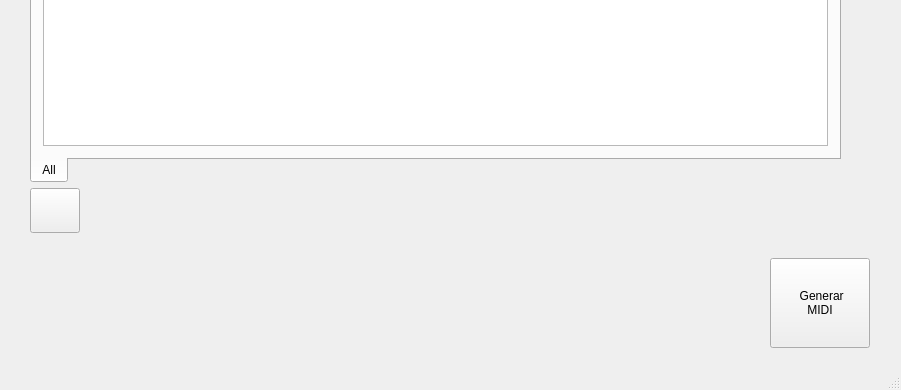
JuanjoMrt/Jmidi, file ui/qjmidi.ui: the form before one commit; both pictures show x 0 to 901 and y 348 to 738 of the 901 by 738 pixel window.
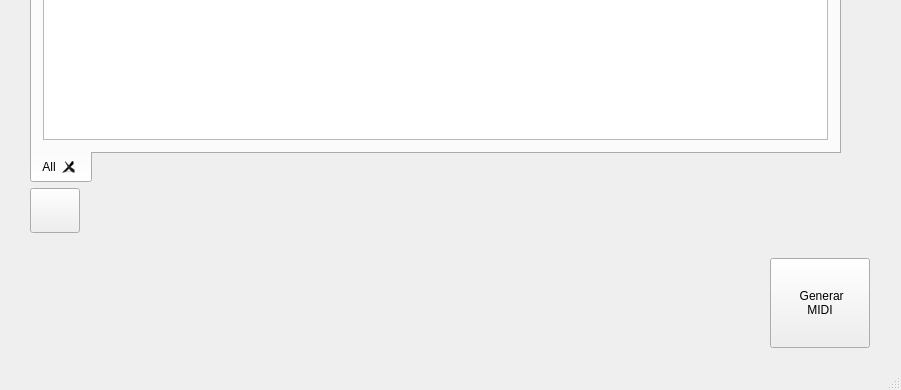
The form after the commit. Icons and pictures are not drawn.

```diff
--- a/ui/qjmidi.ui
+++ b/ui/qjmidi.ui
@@ -55,6 +55,9 @@
     <property name="elideMode">
      <enum>Qt::ElideNone</enum>
     </property>
+    <property name="tabsClosable">
+     <bool>true</bool>
+    </property>
     <property name="tabBarAutoHide">
      <bool>false</bool>
     </property>
```
